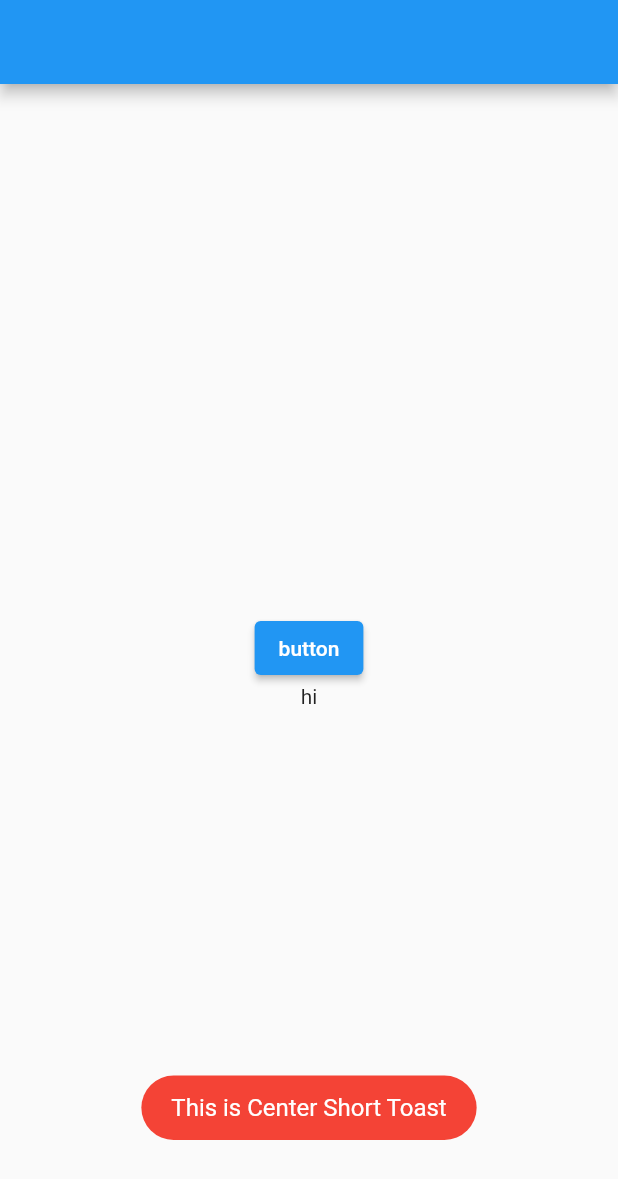
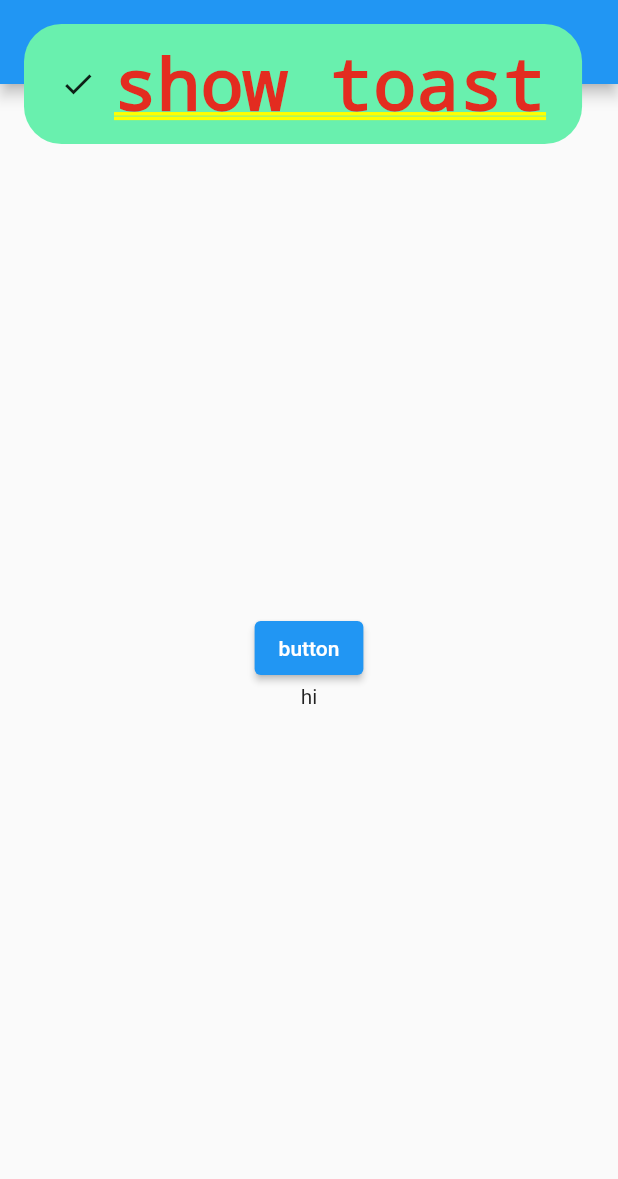
Before and after one commit to Tylor-Jung/flutter_pub.dev_examples, a Flutter app: the screen it shows after launch, after a tap on "button", on a phone screen of 412 x 824 dp. Shown: the top 1179 px of the screen. Run offline on Flutter 3.47's test engine with Material 2 defaults, Android fonts, the phone set to English and light mode, and no system bars; our stand-ins replace fluttertoast.

Commit message:
toast 완성

```diff
--- a/lib/page/HomePage.dart
+++ b/lib/page/HomePage.dart
@@ -9,6 +9,15 @@ class HomePage extends StatefulWidget {
 }
 
 class _HomePageState extends State<HomePage> {
+  late FToast fToast;
+
+  @override
+  void initState() {
+    super.initState();
+    fToast = FToast();
+    fToast.init(context);
+  }
+
   @override
   Widget build(BuildContext context) {
     return Scaffold(
@@ -19,14 +28,7 @@ class _HomePageState extends State<HomePage> {
         children: [
           ElevatedButton(
             onPressed: () {
-              Fluttertoast.showToast(
-                  msg: "This is Center Short Toast",
-                  toastLength: Toast.LENGTH_SHORT,
-                  gravity: ToastGravity.BOTTOM,
-                  timeInSecForIosWeb: 1,
-                  backgroundColor: Colors.red,
-                  textColor: Colors.white,
-                  fontSize: 16.0);
+              _showToast();
             },
             child: const Text('button'),
           ),
@@ -37,4 +39,42 @@ class _HomePageState extends State<HomePage> {
       ),
     );
   }
+
+  void _showToast() {
+    Widget toast = Container(
+      padding: const EdgeInsets.symmetric(horizontal: 24.0, vertical: 12.0),
+      decoration: BoxDecoration(
+        borderRadius: BorderRadius.circular(25.0),
+        color: Colors.greenAccent,
+      ),
+      child: Row(
+        mainAxisSize: MainAxisSize.min,
+        children: const [
+          Icon(Icons.check),
+          SizedBox(
+            width: 12.0,
+          ),
+          Text("show toast"),
+        ],
+      ),
+    );
+
+    fToast.showToast(
+      child: toast,
+      gravity: ToastGravity.BOTTOM,
+      toastDuration: const Duration(seconds: 2),
+    );
+
+    // Custom Toast Position
+    fToast.showToast(
+        child: toast,
+        toastDuration: const Duration(seconds: 2),
+        positionedToastBuilder: (context, child) {
+          return Positioned(
+            child: child,
+            top: 16.0,
+            left: 16.0,
+          );
+        });
+  }
 }
```
